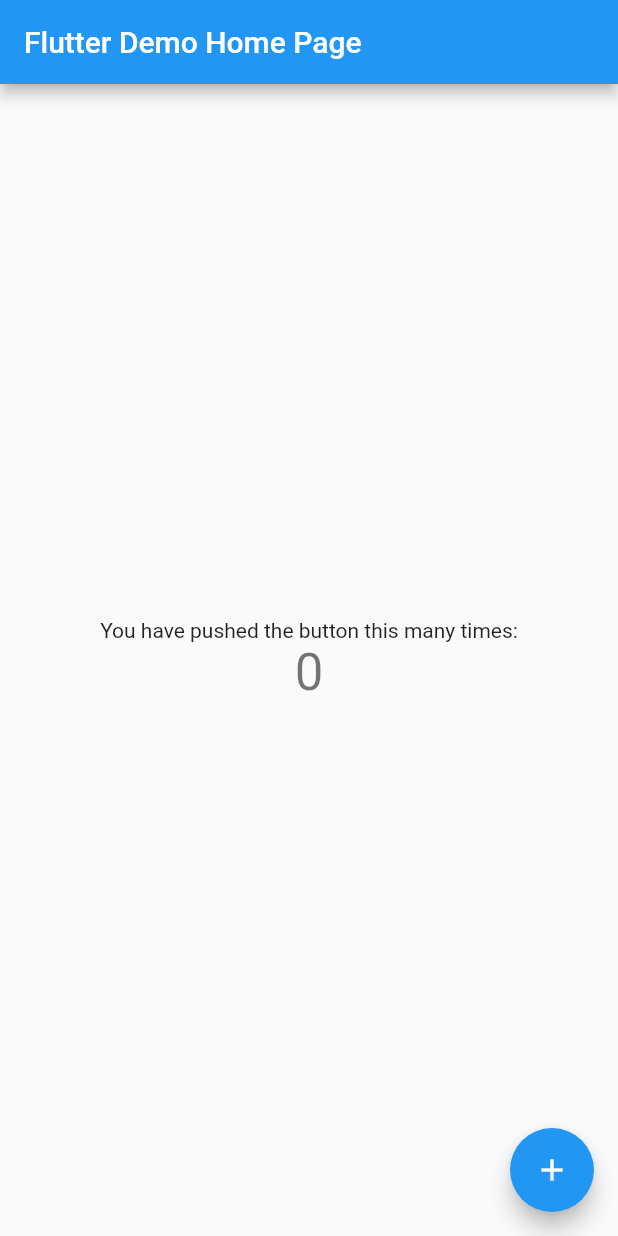
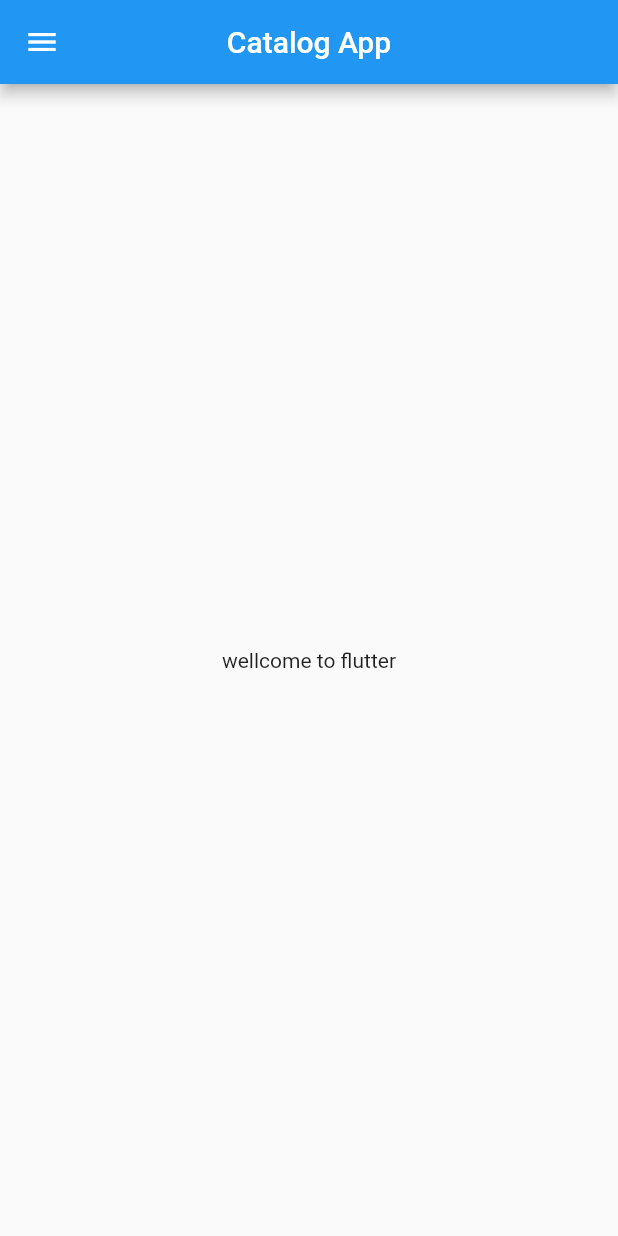
Before and after one commit to MuhammadAqib-coder/flutter30days, a Flutter app: the screen it shows after launch, on a phone screen of 412 x 824 dp. Run offline on Flutter 3.47's test engine with Material 2 defaults, Android fonts, the phone set to English and light mode, and no system bars.

Commit message:
Day2a completed

```diff
--- /dev/null
+++ b/lib/home_page.dart
@@ -0,0 +1,21 @@
+import 'package:flutter/material.dart';
+
+class HomePage extends StatelessWidget {
+  const HomePage({ Key? key }) : super(key: key);
+
+  @override
+  Widget build(BuildContext context) {
+    return Scaffold(
+      appBar: AppBar(
+        title: Text("Catalog App"),
+        centerTitle: true,
+      ),
+        body: Center(
+          child: Container(
+            child: Text("wellcome to flutter"),
+          ),
+        ),
+        drawer: Drawer(),
+      );
+  }
+}
--- a/lib/main.dart
+++ b/lib/main.dart
@@ -1,112 +1,16 @@
+import 'package:first_app/home_page.dart';
 import 'package:flutter/material.dart';
 
 void main() {
-  runApp(const MyApp());
+  runApp(MyApp());
 }
 
 class MyApp extends StatelessWidget {
+  const MyApp({Key? key}) : super(key: key);
   @override
   Widget build(BuildContext context) {
     return MaterialApp(
-      title: 'Flutter Demo',
-      theme: ThemeData(
-        // This is the theme of your application.
-        //
-        // Try running your application with "flutter run". You'll see the
-        // application has a blue toolbar. Then, without quitting the app, try
-        // changing the primarySwatch below to Colors.green and then invoke
-        // "hot reload" (press "r" in the console where you ran "flutter run",
-        // or simply save your changes to "hot reload" in a Flutter IDE).
-        // Notice that the counter didn't reset back to zero; the application
-        // is not restarted.
-        primarySwatch: Colors.blue,
-      ),
-      home: const MyHomePage(title: 'Flutter Demo Home Page'),
+      home: HomePage()
     );
   }
 }
-
-class MyHomePage extends StatefulWidget {
-  const MyHomePage({Key? key, required this.title}) : super(key: key);
-
-  // This widget is the home page of your application. It is stateful, meaning
-  // that it has a State object (defined below) that contains fields that affect
-  // how it looks.
-
-  // This class is the configuration for the state. It holds the values (in this
-  // case the title) provided by the parent (in this case the App widget) and
-  // used by the build method of the State. Fields in a Widget subclass are
-  // always marked "final".
-
-  final String title;
-
-  @override
-  State<MyHomePage> createState() => _MyHomePageState();
-}
-
-class _MyHomePageState extends State<MyHomePage> {
-  int _counter = 0;
-
-  void _incrementCounter() {
-    setState(() {
-      // This call to setState tells the Flutter framework that something has
-      // changed in this State, which causes it to rerun the build method below
-      // so that the display can reflect the updated values. If we changed
-      // _counter without calling setState(), then the build method would not be
-      // called again, and so nothing would appear to happen.
-      _counter++;
-    });
-  }
-
-  @override
-  Widget build(BuildContext context) {
-    // This method is rerun every time setState is called, for instance as done
-    // by the _incrementCounter method above.
-    //
-    // The Flutter framework has been optimized to make rerunning build methods
-    // fast, so that you can just rebuild anything that needs updating rather
-    // than having to individually change instances of widgets.
-    return Scaffold(
-      appBar: AppBar(
-        // Here we take the value from the MyHomePage object that was created by
-        // the App.build method, and use it to set our appbar title.
-        title: Text(widget.title),
-      ),
-      body: Center(
-        // Center is a layout widget. It takes a single child and positions it
-        // in the middle of the parent.
-        child: Column(
-          // Column is also a layout widget. It takes a list of children and
-          // arranges them vertically. By default, it sizes itself to fit its
-          // children horizontally, and tries to be as tall as its parent.
-          //
-          // Invoke "debug painting" (press "p" in the console, choose the
-          // "Toggle Debug Paint" action from the Flutter Inspector in Android
-          // Studio, or the "Toggle Debug Paint" command in Visual Studio Code)
-          // to see the wireframe for each widget.
-          //
-          // Column has various properties to control how it sizes itself and
-          // how it positions its children. Here we use mainAxisAlignment to
-          // center the children vertically; the main axis here is the vertical
-          // axis because Columns are vertical (the cross axis would be
-          // horizontal).
-          mainAxisAlignment: MainAxisAlignment.center,
-          children: <Widget>[
-            const Text(
-              'You have pushed the button this many times:',
-            ),
-            Text(
-              '$_counter',
-              style: Theme.of(context).textTheme.headline4,
-            ),
-          ],
-        ),
-      ),
-      floatingActionButton: FloatingActionButton(
-        onPressed: _incrementCounter,
-        tooltip: 'Increment',
-        child: const Icon(Icons.add),
-      ), // This trailing comma makes auto-formatting nicer for build methods.
-    );
-  }
-}
```
